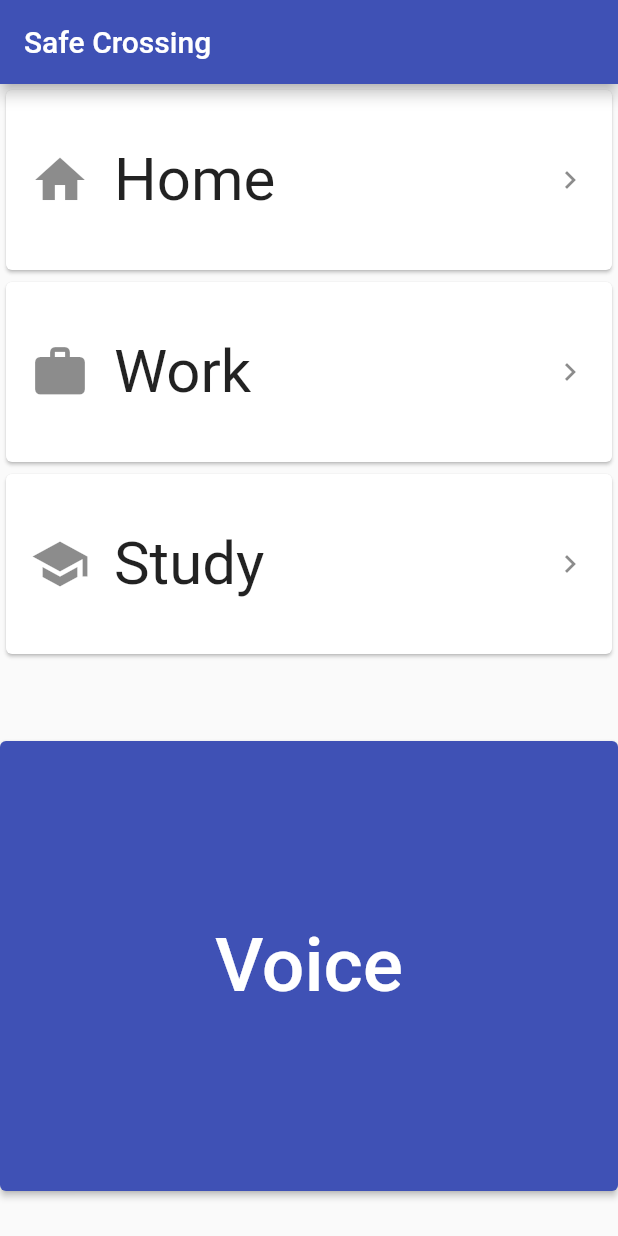
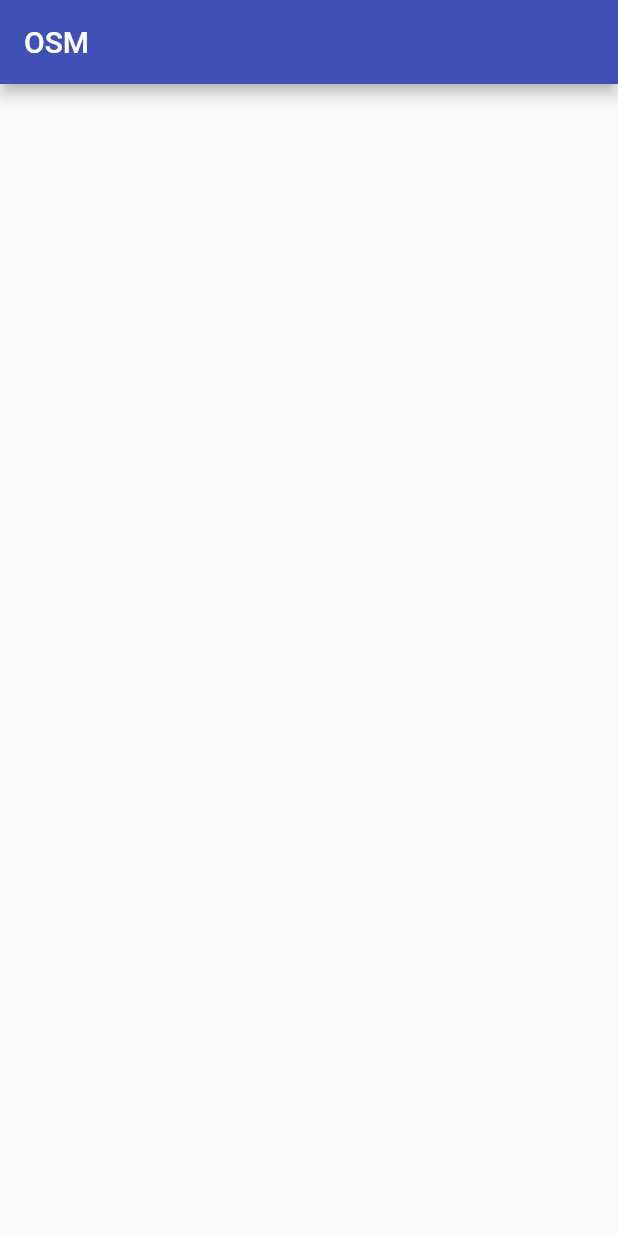
Before and after one commit to osoc21/Safe-Crossing, a Flutter app: the screen it shows after launch, on a phone screen of 412 x 824 dp. Run offline on Flutter 3.47's test engine with Material 2 defaults, Android fonts, the light colour scheme and no system bars; our stand-ins replace flutter_map, geocoding, geolocator, google_maps_flutter; missing offline and left inert: flutter_polyline_points.

Commit message:
set up the screen, hid the GCP screens

```diff
--- a/safe_crossing/lib/main.dart
+++ b/safe_crossing/lib/main.dart
@@ -1,6 +1,7 @@
 import 'package:flutter/material.dart';
 import 'screens/locations_screen.dart';
 import 'screens/map_screen.dart';
+import 'package:safe_crossing/screens/osm_screen.dart';
 
 void main() {
   runApp(MyApp());
@@ -17,9 +18,10 @@ class MyApp extends StatelessWidget {
         primarySwatch: Colors.indigo,
       ),
       routes: {
-        '/': (ctx) => LocationsScreen(
-              title: 'Safe Crossing',
-            ),
+//        '/': (ctx) => LocationsScreen(
+//              title: 'Safe Crossing',
+//            ),
+        '/': (ctx) => OSMScreen(),
         MapScreen.routeName: (ctx) => MapScreen(title: 'Map Screen'),
       },
     );
--- /dev/null
+++ b/safe_crossing/lib/screens/osm_screen.dart
@@ -0,0 +1,21 @@
+import 'package:flutter/material.dart';
+import 'package:flutter_map/flutter_map.dart';
+
+class OSMScreen extends StatefulWidget {
+  static const routeName = '/osm-screen';
+
+  @override
+  _OSMScreenState createState() => _OSMScreenState();
+}
+
+class _OSMScreenState extends State<OSMScreen> {
+  @override
+  Widget build(BuildContext context) {
+    return Scaffold(
+      appBar: AppBar(
+        title: Text("OSM"),
+      ),
+      body: Center(),
+    );
+  }
+}
```
Also changed, not shown: safe_crossing/lib/widgets/osm_map_widget.dart (added, +53 -0 lines), 1 other file.
